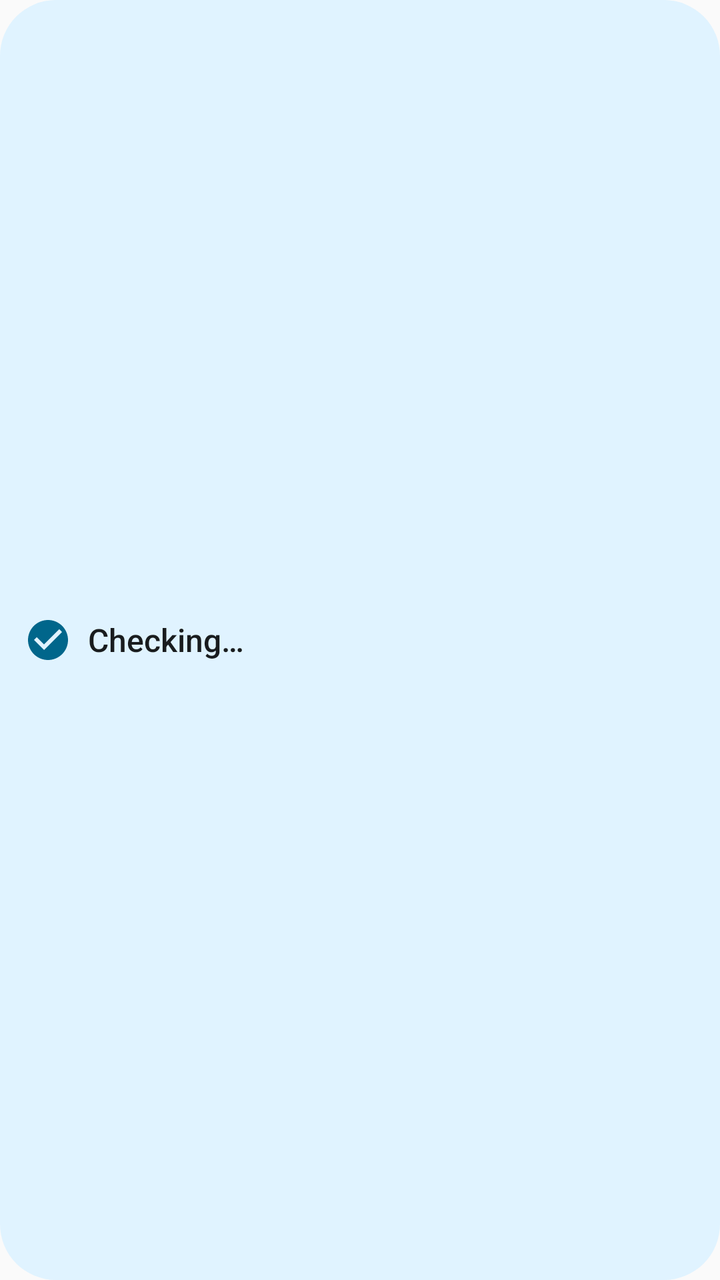
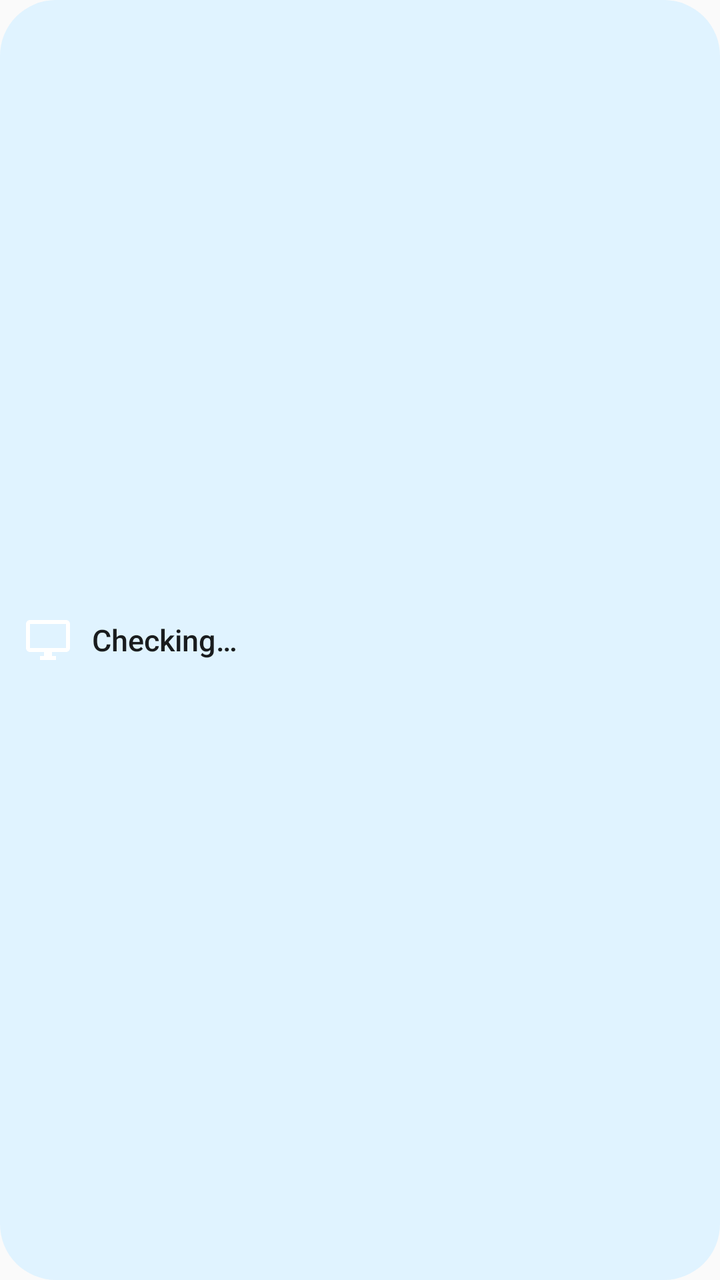

Before-and-after screenshots of an Android layout around one commit, followed by the original layout XML and the change that was made.
<!-- AndroidManifest.xml: application theme AppTheme -->
<!-- res/layout/widget_small.xml -->
<LinearLayout xmlns:android="http://schemas.android.com/apk/res/android" android:id="@+id/widget_root" android:layout_width="match_parent" android:layout_height="match_parent" android:orientation="vertical" android:gravity="center_vertical" android:padding="12dp" android:background="@drawable/widget_bg">
    <LinearLayout android:id="@+id/widget_head" android:layout_width="match_parent" android:layout_height="wrap_content" android:orientation="horizontal" android:gravity="center_vertical">
        <ImageView android:id="@+id/widget_icon" android:layout_width="24dp" android:layout_height="24dp" android:src="@drawable/ic_widget_ok" android:tint="@color/widget_accent" android:contentDescription="@null"/>
        <TextView android:id="@+id/widget_headline" android:layout_width="0dp" android:layout_height="wrap_content" android:layout_weight="1" android:layout_marginStart="8dp"
            android:text="@string/widget_loading" android:textColor="@color/widget_on" android:textSize="16sp" android:fontFamily="sans-serif-medium" android:maxLines="1" android:ellipsize="end"/>
        
    </LinearLayout>
</LinearLayout>
<!-- resources referenced by this layout -->
<resources>
  <color name="widget_accent">#FF1F4D45</color>
  <color name="widget_on">#FF0F1F1C</color>
  <!-- drawable ic_widget_ok (drawable) -->
  <vector xmlns:android="http://schemas.android.com/apk/res/android" android:width="24dp" android:height="24dp" android:viewportWidth="24" android:viewportHeight="24" android:tint="#FFFFFFFF">
      <path android:fillColor="@android:color/white" android:pathData="M12,2C6.48,2 2,6.48 2,12s4.48,10 10,10 10,-4.48 10,-10S17.52,2 12,2zM10,17l-5,-5 1.41,-1.41L10,14.17l7.59,-7.59L19,8l-9,9z"/>
  </vector>
  <!-- drawable widget_bg (drawable) -->
  <shape xmlns:android="http://schemas.android.com/apk/res/android"><solid android:color="@color/widget_bg"/><corners android:radius="@dimen/widget_radius"/></shape>
  <string name="widget_loading">Checking…</string>
  <style name="AppTheme" parent="Theme.AppCompat.Light.DarkActionBar">
          <item name="colorPrimary">@color/colorPrimary</item>
          <item name="colorPrimaryDark">@color/colorPrimaryDark</item>
          <item name="colorAccent">@color/colorAccent</item>
      </style>
  <color name="widget_bg">#FFE3EEEA</color>
  <dimen name="widget_radius">16dp</dimen>
  <color name="colorPrimary">#091613</color>
  <color name="colorPrimaryDark">#091613</color>
  <color name="colorAccent">#8ebdb2</color>
</resources>

<!-- the commit's change to res/layout/widget_small.xml (unified diff, before → after) -->
@@ -1,8 +1,8 @@
 <LinearLayout xmlns:android="http://schemas.android.com/apk/res/android" android:id="@+id/widget_root" android:layout_width="match_parent" android:layout_height="match_parent" android:orientation="vertical" android:gravity="center_vertical" android:padding="12dp" android:background="@drawable/widget_bg">
-    <LinearLayout android:id="@+id/widget_head" android:layout_width="match_parent" android:layout_height="wrap_content" android:orientation="horizontal" android:gravity="center_vertical">
-        <ImageView android:id="@+id/widget_icon" android:layout_width="24dp" android:layout_height="24dp" android:src="@drawable/ic_widget_ok" android:tint="@color/widget_accent" android:contentDescription="@null"/>
-        <TextView android:id="@+id/widget_headline" android:layout_width="0dp" android:layout_height="wrap_content" android:layout_weight="1" android:layout_marginStart="8dp"
-            android:text="@string/widget_loading" android:textColor="@color/widget_on" android:textSize="16sp" android:fontFamily="sans-serif-medium" android:maxLines="1" android:ellipsize="end"/>
+    <LinearLayout android:layout_width="match_parent" android:layout_height="wrap_content" android:orientation="horizontal" android:gravity="center_vertical">
+        <ImageView android:id="@+id/widget_icon" android:layout_width="24dp" android:layout_height="24dp" android:src="@drawable/ic_widget_pc" android:contentDescription="@null"/>
+        <TextView android:id="@+id/widget_headline" android:layout_width="0dp" android:layout_height="wrap_content" android:layout_weight="1" android:layout_marginStart="10dp"
+            android:text="@string/widget_loading" android:textColor="@color/widget_on" android:textSize="15sp" android:fontFamily="sans-serif-medium" android:maxLines="1" android:ellipsize="end"/>
         
     </LinearLayout>
 </LinearLayout>
<!-- resource entries referenced after the edit -->
@@ -1,10 +1,9 @@
 <!-- resources referenced by this layout -->
 <resources>
-  <color name="widget_accent">#FF1F4D45</color>
   <color name="widget_on">#FF0F1F1C</color>
-  <!-- drawable ic_widget_ok (drawable) -->
+  <!-- drawable ic_widget_pc (drawable) -->
   <vector xmlns:android="http://schemas.android.com/apk/res/android" android:width="24dp" android:height="24dp" android:viewportWidth="24" android:viewportHeight="24" android:tint="#FFFFFFFF">
-      <path android:fillColor="@android:color/white" android:pathData="M12,2C6.48,2 2,6.48 2,12s4.48,10 10,10 10,-4.48 10,-10S17.52,2 12,2zM10,17l-5,-5 1.41,-1.41L10,14.17l7.59,-7.59L19,8l-9,9z"/>
+      <path android:fillColor="@android:color/white" android:pathData="M21,2H3c-1.1,0 -2,0.9 -2,2v12c0,1.1 0.9,2 2,2h7v2H8v2h8v-2h-2v-2h7c1.1,0 2,-0.9 2,-2V4c0,-1.1 -0.9,-2 -2,-2zM21,16H3V4h18v12z"/>
   </vector>
   <!-- drawable widget_bg (drawable) -->
   <shape xmlns:android="http://schemas.android.com/apk/res/android"><solid android:color="@color/widget_bg"/><corners android:radius="@dimen/widget_radius"/></shape>
